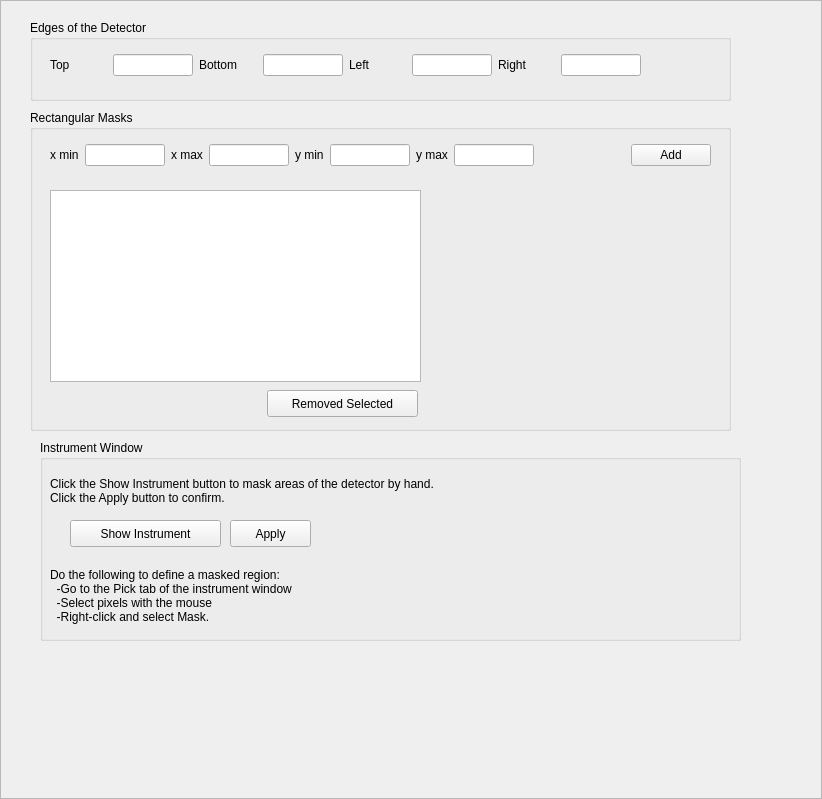
First picture: the form in Code/Mantid/scripts/Interface/ui/mask.ui, repository mantidproject/mantid, before the edit.
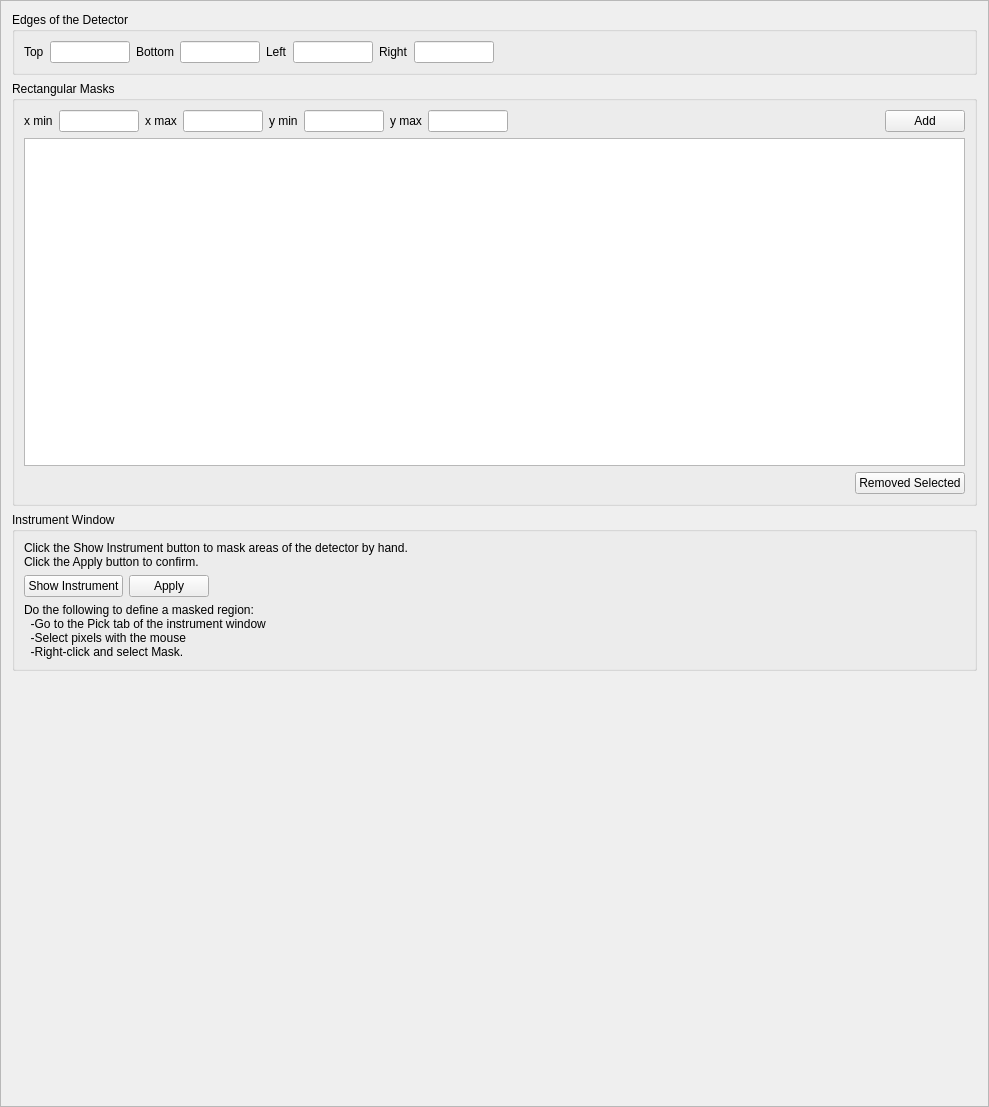
Second picture: the form after the edit.

What changed in the file:
```diff
--- a/Code/Mantid/scripts/Interface/ui/mask.ui
+++ b/Code/Mantid/scripts/Interface/ui/mask.ui
@@ -6,8 +6,8 @@
    <rect>
     <x>0</x>
     <y>0</y>
-    <width>822</width>
-    <height>799</height>
+    <width>989</width>
+    <height>1107</height>
    </rect>
   </property>
   <property name="sizePolicy">
@@ -25,27 +25,14 @@
   <property name="frameShadow">
    <enum>QFrame::Raised</enum>
   </property>
+  <layout class="QVBoxLayout" name="verticalLayout">
+   <item>
   <widget class="QGroupBox" name="reduction_options_groupbox">
-   <property name="geometry">
-    <rect>
-     <x>30</x>
-     <y>20</y>
-     <width>701</width>
-     <height>81</height>
-    </rect>
-   </property>
    <property name="title">
     <string>Edges of the Detector</string>
    </property>
-   <widget class="QWidget" name="gridLayoutWidget">
-    <property name="geometry">
-     <rect>
-      <x>20</x>
-      <y>20</y>
-      <width>591</width>
-      <height>51</height>
-     </rect>
-    </property>
+     <layout class="QVBoxLayout" name="verticalLayout_3">
+      <item>
     <layout class="QGridLayout" name="gridLayout">
      <item row="0" column="1">
       <widget class="QLineEdit" name="top_edit">
@@ -151,30 +138,31 @@
        </property>
       </widget>
      </item>
-    </layout>
-   </widget>
-  </widget>
+        <item row="0" column="8">
+         <spacer name="horizontalSpacer_4">
+          <property name="orientation">
+           <enum>Qt::Horizontal</enum>
+          </property>
+          <property name="sizeHint" stdset="0">
+           <size>
+            <width>40</width>
+            <height>20</height>
+           </size>
+          </property>
+         </spacer>
+        </item>
+       </layout>
+      </item>
+     </layout>
+    </widget>
+   </item>
+   <item>
   <widget class="QGroupBox" name="geometry_options_groupbox">
-   <property name="geometry">
-    <rect>
-     <x>30</x>
-     <y>110</y>
-     <width>701</width>
-     <height>321</height>
-    </rect>
-   </property>
    <property name="title">
     <string>Rectangular Masks</string>
    </property>
-   <widget class="QWidget" name="gridLayoutWidget_2">
-    <property name="geometry">
-     <rect>
-      <x>20</x>
-      <y>20</y>
-      <width>661</width>
-      <height>51</height>
-     </rect>
-    </property>
+     <layout class="QVBoxLayout" name="verticalLayout_2">
+      <item>
     <layout class="QGridLayout" name="gridLayout_2">
      <item row="0" column="1">
       <widget class="QLineEdit" name="x_min_edit">
@@ -304,29 +292,31 @@
       </spacer>
      </item>
     </layout>
-   </widget>
+      </item>
+      <item>
    <widget class="QListWidget" name="listWidget">
-    <property name="geometry">
-     <rect>
-      <x>20</x>
-      <y>80</y>
-      <width>371</width>
-      <height>192</height>
-     </rect>
-    </property>
     <property name="selectionMode">
      <enum>QAbstractItemView::MultiSelection</enum>
     </property>
    </widget>
+      </item>
+      <item>
+       <layout class="QHBoxLayout" name="horizontalLayout_2">
+        <item>
+         <spacer name="horizontalSpacer_2">
+          <property name="orientation">
+           <enum>Qt::Horizontal</enum>
+          </property>
+          <property name="sizeHint" stdset="0">
+           <size>
+            <width>40</width>
+            <height>20</height>
+           </size>
+          </property>
+         </spacer>
+        </item>
+        <item>
    <widget class="QPushButton" name="remove_button">
-    <property name="geometry">
-     <rect>
-      <x>237</x>
-      <y>280</y>
-      <width>151</width>
-      <height>27</height>
-     </rect>
-    </property>
     <property name="toolTip">
      <string>Remove the selected mask item from the list</string>
     </property>
@@ -334,42 +324,30 @@
      <string>Removed Selected</string>
     </property>
    </widget>
-  </widget>
+        </item>
+       </layout>
+      </item>
+     </layout>
+    </widget>
+   </item>
+   <item>
   <widget class="QGroupBox" name="instrument_groupbox">
-   <property name="geometry">
-    <rect>
-     <x>40</x>
-     <y>440</y>
-     <width>701</width>
-     <height>201</height>
-    </rect>
-   </property>
    <property name="title">
     <string>Instrument Window</string>
    </property>
+     <layout class="QVBoxLayout" name="verticalLayout_4">
+      <item>
    <widget class="QLabel" name="label_9">
-    <property name="geometry">
-     <rect>
-      <x>10</x>
-      <y>30</y>
-      <width>541</width>
-      <height>41</height>
-     </rect>
-    </property>
     <property name="text">
      <string>Click the Show Instrument button to mask areas of the detector by hand.
 Click the Apply button to confirm.</string>
     </property>
    </widget>
+      </item>
+      <item>
+       <layout class="QHBoxLayout" name="horizontalLayout_3">
+        <item>
    <widget class="QPushButton" name="show_instr_button">
-    <property name="geometry">
-     <rect>
-      <x>30</x>
-      <y>80</y>
-      <width>151</width>
-      <height>27</height>
-     </rect>
-    </property>
     <property name="toolTip">
      <string>Remove the selected mask item from the list</string>
     </property>
@@ -377,15 +355,34 @@
      <string>Show Instrument</string>
     </property>
    </widget>
+        </item>
+        <item>
+         <widget class="QPushButton" name="apply_instr_button">
+          <property name="toolTip">
+           <string>Remove the selected mask item from the list</string>
+          </property>
+          <property name="text">
+           <string>Apply</string>
+          </property>
+         </widget>
+        </item>
+        <item>
+         <spacer name="horizontalSpacer_3">
+          <property name="orientation">
+           <enum>Qt::Horizontal</enum>
+          </property>
+          <property name="sizeHint" stdset="0">
+           <size>
+            <width>40</width>
+            <height>20</height>
+           </size>
+          </property>
+         </spacer>
+        </item>
+       </layout>
+      </item>
+      <item>
    <widget class="QLabel" name="label_10">
-    <property name="geometry">
-     <rect>
-      <x>10</x>
-      <y>120</y>
-      <width>541</width>
-      <height>71</height>
-     </rect>
-    </property>
     <property name="text">
      <string>Do the following to define a masked region:
   -Go to the Pick tab of the instrument window
@@ -393,23 +390,24 @@
   -Right-click and select Mask.</string>
     </property>
    </widget>
-   <widget class="QPushButton" name="apply_instr_button">
-    <property name="geometry">
-     <rect>
-      <x>190</x>
-      <y>80</y>
-      <width>81</width>
-      <height>27</height>
-     </rect>
-    </property>
-    <property name="toolTip">
-     <string>Remove the selected mask item from the list</string>
-    </property>
-    <property name="text">
-     <string>Apply</string>
-    </property>
-   </widget>
-  </widget>
+      </item>
+     </layout>
+    </widget>
+   </item>
+   <item>
+    <spacer name="verticalSpacer">
+     <property name="orientation">
+      <enum>Qt::Vertical</enum>
+     </property>
+     <property name="sizeHint" stdset="0">
+      <size>
+       <width>20</width>
+       <height>40</height>
+      </size>
+     </property>
+    </spacer>
+   </item>
+  </layout>
  </widget>
  <resources/>
  <connections/>
```
Lines whose indentation alone changed are shown as unchanged.
